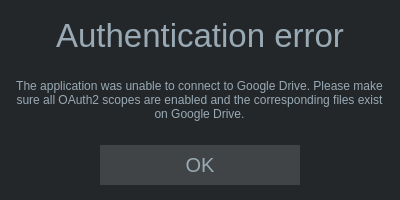
The window that autherrorwindow.ui (someretical/TheoreticalDiary) describes before a commit, drawn with Qt 5.
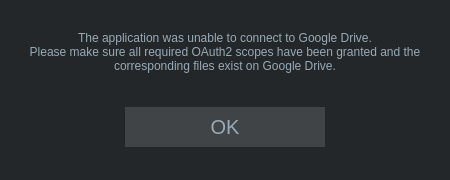
The same window after the commit.

```diff
--- a/autherrorwindow.ui
+++ b/autherrorwindow.ui
@@ -6,8 +6,8 @@
    <rect>
     <x>0</x>
     <y>0</y>
-    <width>400</width>
-    <height>200</height>
+    <width>450</width>
+    <height>180</height>
    </rect>
   </property>
   <property name="sizePolicy">
@@ -18,14 +18,14 @@
   </property>
   <property name="minimumSize">
    <size>
-    <width>400</width>
-    <height>200</height>
+    <width>0</width>
+    <height>0</height>
    </size>
   </property>
   <property name="maximumSize">
    <size>
-    <width>400</width>
-    <height>200</height>
+    <width>450</width>
+    <height>230</height>
    </size>
   </property>
   <property name="acceptDrops">
@@ -98,21 +98,21 @@
 </string>
   </property>
   <layout class="QVBoxLayout" name="verticalLayout">
-   <item>
-    <widget class="QLabel" name="title">
-     <property name="font">
-      <font>
-       <pointsize>25</pointsize>
-      </font>
-     </property>
-     <property name="text">
-      <string>Authentication error</string>
-     </property>
-     <property name="alignment">
-      <set>Qt::AlignCenter</set>
-     </property>
-    </widget>
-   </item>
+   <property name="spacing">
+    <number>0</number>
+   </property>
+   <property name="leftMargin">
+    <number>0</number>
+   </property>
+   <property name="topMargin">
+    <number>15</number>
+   </property>
+   <property name="rightMargin">
+    <number>0</number>
+   </property>
+   <property name="bottomMargin">
+    <number>15</number>
+   </property>
    <item alignment="Qt::AlignHCenter|Qt::AlignVCenter">
     <widget class="QLabel" name="text">
      <property name="sizePolicy">
@@ -123,18 +123,19 @@
      </property>
      <property name="minimumSize">
       <size>
-       <width>375</width>
-       <height>70</height>
+       <width>420</width>
+       <height>0</height>
       </size>
      </property>
      <property name="maximumSize">
       <size>
-       <width>375</width>
+       <width>420</width>
        <height>70</height>
       </size>
      </property>
      <property name="text">
-      <string>The application was unable to connect to Google Drive. Please make sure all OAuth2 scopes are enabled and the corresponding files exist on Google Drive.</string>
+      <string>The application was unable to connect to Google Drive.
+Please make sure all required OAuth2 scopes have been granted and the corresponding files exist on Google Drive.</string>
      </property>
      <property name="alignment">
       <set>Qt::AlignCenter</set>
```
